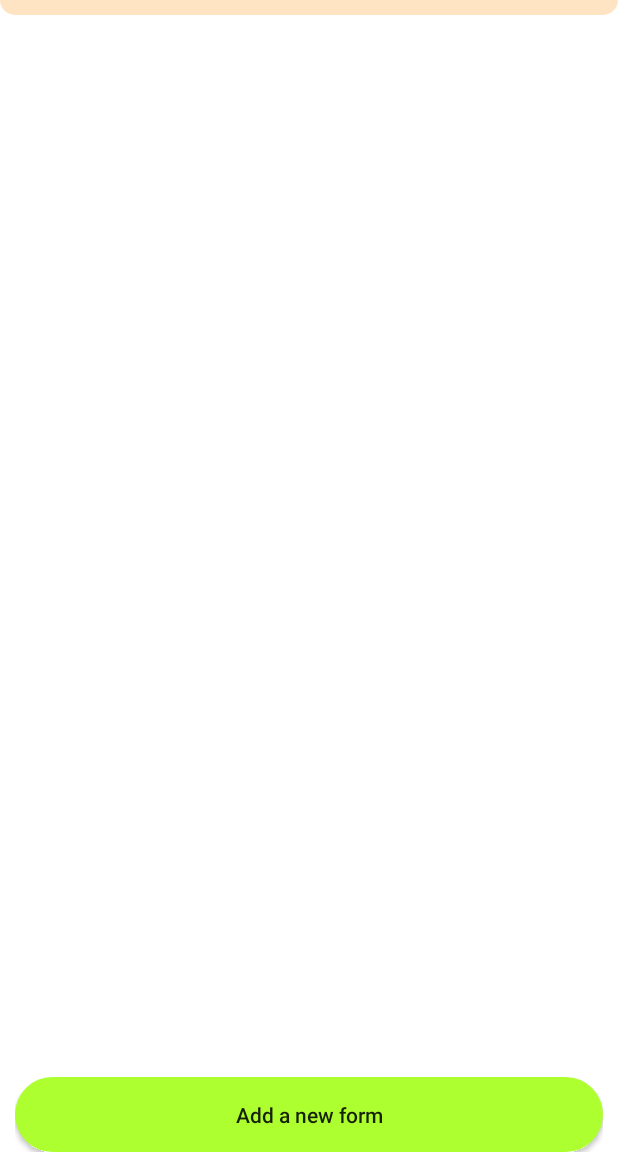
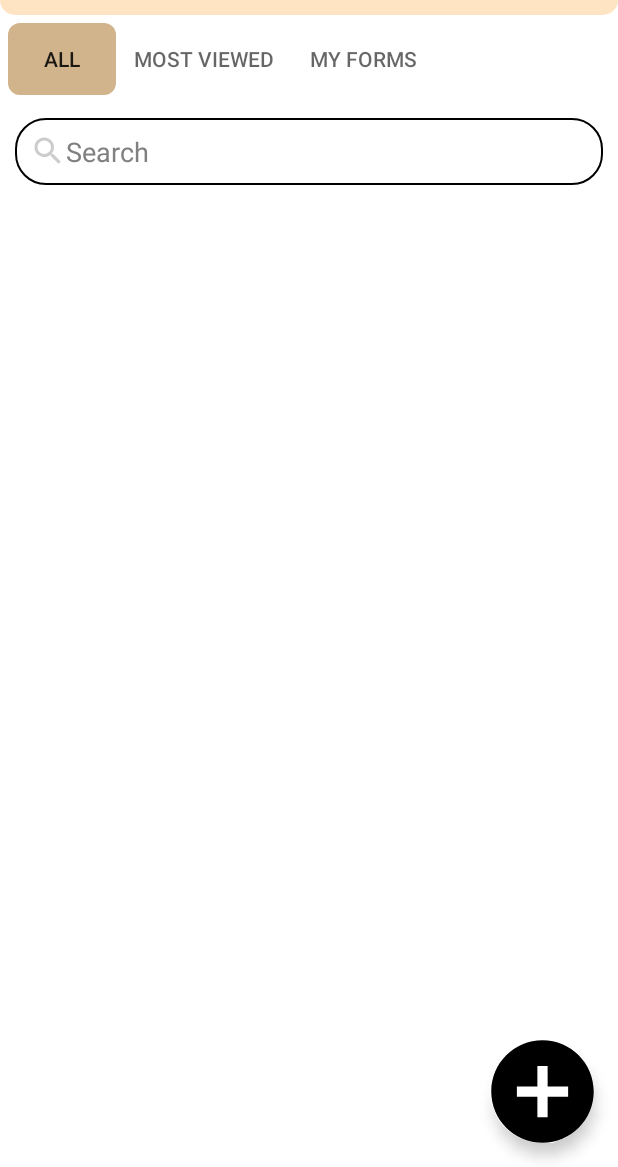
Before and after one commit to polblack7/SportFriend, an Android app: the UserDashboardActivity screen opened directly, with no data from a screen before it, on a phone screen of 412 x 824 dp, the part 69-1236 px from its top. Run offline under Robolectric (Android 15) with nearby library versions, the phone set to English and light mode, and no system bars; our stand-ins replace Firebase (no records; nobody signed in at launch, a user with empty details on screens opened directly).

Commit message:
Added user form view

```diff
--- a/app/src/main/java/com/polblack7/sportfriend/FilterFormsAdmin.kt
+++ b/app/src/main/java/com/polblack7/sportfriend/FilterFormsAdmin.kt
@@ -19,7 +19,7 @@ class FilterFormsAdmin : Filter {
         if (constraint != null && constraint.isNotEmpty()) {
             val search = constraint.toString().toUpperCase()
 
-            var filteredModels = ArrayList<ModelForm>()
+            val filteredModels = ArrayList<ModelForm>()
 
             for (i in filterList.indices) {
                 if (filterList[i].name.toUpperCase().contains(search)) {
--- /dev/null
+++ b/app/src/main/java/com/polblack7/sportfriend/FormsUserFragment.kt
@@ -0,0 +1,188 @@
+package com.polblack7.sportfriend
+
+import android.content.Intent
+import android.os.Bundle
+import android.text.TextWatcher
+import android.util.Log
+import androidx.fragment.app.Fragment
+import android.view.LayoutInflater
+import android.view.View
+import android.view.ViewGroup
+import androidx.core.widget.addTextChangedListener
+import com.google.firebase.auth.FirebaseAuth
+import com.google.firebase.database.DataSnapshot
+import com.google.firebase.database.DatabaseError
+import com.google.firebase.database.FirebaseDatabase
+import com.google.firebase.database.ValueEventListener
+import com.polblack7.sportfriend.databinding.FragmentFormsUserBinding
+
+
+class FormsUserFragment : Fragment {
+
+    private lateinit var binding: FragmentFormsUserBinding
+
+    companion object {
+        private const val TAG = "FORMS_USER_TAG"
+
+        public fun newInstance(sportId: String, sport: String, uid: String) : FormsUserFragment{
+            val fragment = FormsUserFragment()
+            val args = Bundle()
+            args.putString("sportId", sportId);
+            args.putString("sport", sport);
+            args.putString("uid", uid);
+            fragment.arguments = args
+            return fragment
+        }
+    }
+
+    private var sportId = ""
+    private var sport = ""
+    private var uid = ""
+
+    private lateinit var formArrayList: ArrayList<ModelForm>
+    private lateinit var adapterFormUser: AdapterFormUser
+
+    constructor()
+
+    override fun onCreate(savedInstanceState: Bundle?) {
+        super.onCreate(savedInstanceState)
+        val args = arguments
+        if (args != null) {
+            sportId = args.getString("sportId")!!
+            sport = args.getString("sport")!!
+            uid = args.getString("uid")!!
+        }
+
+    }
+
+    override fun onCreateView(inflater: LayoutInflater, container: ViewGroup?, savedInstanceState: Bundle?): View? {
+        binding = FragmentFormsUserBinding.inflate(LayoutInflater.from(context), container, false)
+
+        Log.d(TAG, "onCreateView: sport: $sport")
+
+        if (sport == "All") {
+            loadAllForms()
+        } else if (sport == "Most Viewed") {
+            loadMostViewedForms("viewsCount")
+        } else if (sport == "My Forms") {
+            loadUserForms()
+        } else {
+            loadFormsBySport()
+        }
+
+        binding.searchEt.addTextChangedListener ( object : TextWatcher{
+            override fun beforeTextChanged(s: CharSequence?, start: Int, count: Int, after: Int) {
+
+            }
+
+            override fun onTextChanged(s: CharSequence?, start: Int, before: Int, count: Int) {
+                try {
+                    adapterFormUser.filter.filter(s)
+                } catch (e: Exception) {
+                    Log.d(TAG, "onTextChanged: ${e.message}")
+                }
+            }
+
+            override fun afterTextChanged(s: android.text.Editable?) {
+
+            }
+        })
+
+        binding.addFab.setOnClickListener {
+            val intent = Intent(context, RequestAddActivity::class.java)
+            startActivity(intent)
+        }
+
+
+        // Inflate the layout for this fragment
+        return binding.root
+    }
+
+    private fun loadAllForms() {
+        formArrayList = ArrayList()
+        val ref = FirebaseDatabase.getInstance().getReference("Forms")
+        ref.addValueEventListener(object : ValueEventListener {
+            override fun onDataChange(snapshot: DataSnapshot) {
+                formArrayList.clear()
+                for (ds in snapshot.children) {
+                    val modelForm = ds.getValue(ModelForm::class.java)
+                    formArrayList.add(modelForm!!)
+                }
+                adapterFormUser = AdapterFormUser(context!!, formArrayList)
+                binding.formsRv.adapter = adapterFormUser
+            }
+
+            override fun onCancelled(error: DatabaseError) {
+                Log.d(TAG, "onCancelled: ${error.message}")
+            }
+        })
+    }
+
+    private fun loadUserForms() {
+        formArrayList = ArrayList()
+        val ref = FirebaseDatabase.getInstance().getReference("Forms")
+        val CurrentUid = FirebaseAuth.getInstance().getCurrentUser()!!.getUid();
+        ref.orderByChild("uid").equalTo(CurrentUid)
+            .addValueEventListener(object : ValueEventListener {
+                override fun onDataChange(snapshot: DataSnapshot) {
+                    formArrayList.clear()
+                    for (ds in snapshot.children) {
+                        val modelForm = ds.getValue(ModelForm::class.java)
+                        formArrayList.add(modelForm!!)
+                    }
+                    adapterFormUser = AdapterFormUser(context!!, formArrayList)
+                    binding.formsRv.adapter = adapterFormUser
+                }
+
+                override fun onCancelled(error: DatabaseError) {
+                    Log.d(TAG, "onCancelled: ${error.message}")
+                }
+            })
+    }
+
+    private fun loadMostViewedForms(views: String) {
+        formArrayList = ArrayList()
+        val ref = FirebaseDatabase.getInstance().getReference("Forms")
+        ref.orderByChild(views).limitToLast(10)
+            .addValueEventListener(object : ValueEventListener {
+            override fun onDataChange(snapshot: DataSnapshot) {
+                formArrayList.clear()
+                for (ds in snapshot.children) {
+                    val modelForm = ds.getValue(ModelForm::class.java)
+                    formArrayList.add(modelForm!!)
+                }
+                formArrayList.reverse()
+                adapterFormUser = AdapterFormUser(context!!, formArrayList)
+                binding.formsRv.adapter = adapterFormUser
+            }
+
+            override fun onCancelled(error: DatabaseError) {
+                Log.d(TAG, "onCancelled: ${error.message}")
+            }
+        })
+    }
+
+
+    private fun loadFormsBySport() {
+        formArrayList = ArrayList()
+        val ref = FirebaseDatabase.getInstance().getReference("Forms")
+        ref.orderByChild("sportId").equalTo(sportId)
+            .addValueEventListener(object : ValueEventListener {
+                override fun onDataChange(snapshot: DataSnapshot) {
+                    formArrayList.clear()
+                    for (ds in snapshot.children) {
+                        val modelForm = ds.getValue(ModelForm::class.java)
+                        formArrayList.add(modelForm!!)
+                    }
+                    adapterFormUser = AdapterFormUser(context!!, formArrayList)
+                    binding.formsRv.adapter = adapterFormUser
+                }
+
+                override fun onCancelled(error: DatabaseError) {
+                    Log.d(TAG, "onCancelled: ${error.message}")
+                }
+            })
+    }
+
+
+}
--- a/app/src/main/java/com/polblack7/sportfriend/ModelSport.kt
+++ b/app/src/main/java/com/polblack7/sportfriend/ModelSport.kt
@@ -2,13 +2,13 @@ package com.polblack7.sportfriend
 
 class ModelSport {
     var id: String? = ""
-    var sport: String? = ""
+    var sport: String = ""
     var timestamp: Long = 0
     var uid: String? = ""
 
     constructor() {}
 
-    constructor(id: String?, sport: String?, timestamp: Long, uid: String?) {
+    constructor(id: String?, sport: String, timestamp: Long, uid: String?) {
         this.id = id
         this.sport = sport
         this.timestamp = timestamp
--- a/app/src/main/java/com/polblack7/sportfriend/UserDashboardActivity.kt
+++ b/app/src/main/java/com/polblack7/sportfriend/UserDashboardActivity.kt
@@ -1,18 +1,31 @@
 package com.polblack7.sportfriend
 
+import android.content.Context
 import android.content.Intent
 import android.os.Bundle
 import androidx.activity.enableEdgeToEdge
 import androidx.appcompat.app.AppCompatActivity
 import androidx.core.view.ViewCompat
 import androidx.core.view.WindowInsetsCompat
+import androidx.fragment.app.Fragment
+import androidx.fragment.app.FragmentManager
+import androidx.fragment.app.FragmentPagerAdapter
+import androidx.viewpager.widget.ViewPager
 import com.google.firebase.auth.FirebaseAuth
+import com.google.firebase.database.DataSnapshot
+import com.google.firebase.database.DatabaseError
+import com.google.firebase.database.FirebaseDatabase
+import com.google.firebase.database.ValueEventListener
 import com.polblack7.sportfriend.databinding.ActivityUserDashboardBinding
 
 class UserDashboardActivity : AppCompatActivity() {
     private lateinit var binding: ActivityUserDashboardBinding
 
     private lateinit var firebaseAuth: FirebaseAuth
+
+    private lateinit var sportArrayList: ArrayList<ModelSport>
+    private lateinit var viewPagerAdapter: ViewPagerAdapter
+
     override fun onCreate(savedInstanceState: Bundle?) {
         super.onCreate(savedInstanceState)
         binding = ActivityUserDashboardBinding.inflate(layoutInflater)
@@ -22,13 +35,109 @@ class UserDashboardActivity : AppCompatActivity() {
         firebaseAuth = FirebaseAuth.getInstance()
         checkUser()
 
+        setupWithViewPagerAdapter(binding.viewPager)
+        binding.tabLayout.setupWithViewPager(binding.viewPager)
+
         binding.logOut.setOnClickListener {
             firebaseAuth.signOut()
             checkUser()
         }
 
-        binding.addSport.setOnClickListener {
-            startActivity(Intent(this, RequestAddActivity::class.java))
+
+
+
+    }
+
+    private fun setupWithViewPagerAdapter(viewPager: ViewPager) {
+        viewPagerAdapter = ViewPagerAdapter(supportFragmentManager, FragmentPagerAdapter.BEHAVIOR_RESUME_ONLY_CURRENT_FRAGMENT, this)
+
+        sportArrayList = ArrayList()
+
+        val ref = FirebaseDatabase.getInstance().getReference("Sports")
+        ref.addListenerForSingleValueEvent(object : ValueEventListener {
+            override fun onDataChange(snapshot: DataSnapshot) {
+                sportArrayList.clear()
+                val modelAll = ModelSport("01", "All", 1, "")
+                val modelMostViewed = ModelSport("01", "Most Viewed", 1, "")
+                val modelUser = ModelSport("01", "My Forms", 1, "")
+                sportArrayList.add(modelAll)
+                sportArrayList.add(modelMostViewed)
+                sportArrayList.add(modelUser)
+                viewPagerAdapter.addFragment(
+                    FormsUserFragment.newInstance(
+                        "${modelAll.id}",
+                        "${modelAll.sport}",
+                        "${modelAll.uid}"
+
+                ), modelAll.sport
+                )
+                viewPagerAdapter.addFragment(
+                    FormsUserFragment.newInstance(
+                        "${modelMostViewed.id}",
+                        "${modelMostViewed.sport}",
+                        "${modelMostViewed.uid}"
+                ), modelMostViewed.sport
+                )
+                viewPagerAdapter.addFragment(
+                    FormsUserFragment.newInstance(
+                        "${modelUser.id}",
+                        "${modelUser.sport}",
+                        "${modelUser.uid}"
+                ), modelUser.sport
+                )
+
+                viewPagerAdapter.notifyDataSetChanged()
+
+                for (ds in snapshot.children) {
+                    val model = ds.getValue(ModelSport::class.java)
+                    sportArrayList.add(model!!)
+
+                    viewPagerAdapter.addFragment(
+                        FormsUserFragment.newInstance(
+                            "${model.id}",
+                            "${model.sport}",
+                            "${model.uid}"
+
+                        ), model.sport
+                    )
+                    viewPagerAdapter.notifyDataSetChanged()
+                }
+            }
+
+            override fun onCancelled(error: DatabaseError) {
+            }
+        })
+
+        viewPager.adapter = viewPagerAdapter
+    }
+
+
+
+    class ViewPagerAdapter(fm: FragmentManager, behavior: Int, context: Context) : FragmentPagerAdapter(fm, behavior) {
+        private val fragmentsList: ArrayList<FormsUserFragment> = ArrayList()
+
+        private val fragmentTitleList: ArrayList<String> = ArrayList()
+
+        private val context: Context
+
+        init {
+            this.context = context
+        }
+        override fun getCount(): Int {
+            return fragmentsList.size
+        }
+
+        override fun getItem(position: Int): Fragment {
+            return fragmentsList[position]
+        }
+
+        override fun getPageTitle(position: Int): CharSequence {
+            return fragmentTitleList[position]
+        }
+
+        public fun addFragment(fragment: FormsUserFragment, title: String) {
+            fragmentsList.add(fragment)
+            fragmentTitleList.add(title)
         }
 
     }
--- /dev/null
+++ b/app/src/main/res/drawable/tab_background_selected.xml
@@ -0,0 +1,8 @@
+<?xml version="1.0" encoding="utf-8"?>
+<shape xmlns:android="http://schemas.android.com/apk/res/android"
+    android:shape="rectangle">
+
+    <solid android:color="#D2B48C" />
+    <corners android:radius="8dp" />
+
+</shape>
--- /dev/null
+++ b/app/src/main/res/drawable/tab_background_unselected.xml
@@ -0,0 +1,8 @@
+<?xml version="1.0" encoding="utf-8"?>
+<shape xmlns:android="http://schemas.android.com/apk/res/android"
+    android:shape="rectangle">
+
+    <solid android:color="@android:color/transparent" />
+    <corners android:radius="8dp" />
+
+</shape>
--- /dev/null
+++ b/app/src/main/res/drawable/tab_selector.xml
@@ -0,0 +1,9 @@
+<?xml version="1.0" encoding="utf-8"?>
+<selector xmlns:android="http://schemas.android.com/apk/res/android">
+
+    <item android:drawable="@drawable/tab_background_selected"
+        android:state_selected="true"/>
+
+    <item android:drawable="@drawable/tab_background_unselected"/>
+
+</selector>
--- a/app/src/main/res/layout/activity_user_dashboard.xml
+++ b/app/src/main/res/layout/activity_user_dashboard.xml
@@ -57,17 +57,27 @@
         android:layout_marginEnd="10dp"
         android:layout_marginBottom="10dp">
 
-        <Button
-            android:id="@+id/addSport"
-            android:layout_width="wrap_content"
-            android:layout_height="wrap_content"
-            android:layout_weight="1"
-            android:background="@drawable/shape_button"
-            android:minHeight="50dp"
-            android:text="Add a new form"
-            android:textAllCaps="false"/>
+
 
 
     </LinearLayout>
 
+    <com.google.android.material.tabs.TabLayout
+        android:id="@+id/tabLayout"
+        android:layout_width="match_parent"
+        android:layout_height="wrap_content"
+        android:background="@android:color/transparent"
+        android:layout_margin="5dp"
+        app:tabBackground="@drawable/tab_selector"
+        app:tabIndicatorFullWidth="false"
+        app:tabIndicatorHeight="0dp"
+        android:layout_below="@id/toolbarUser"
+        app:tabMode="scrollable"/>
+
+    <androidx.viewpager.widget.ViewPager
+        android:id="@+id/viewPager"
+        android:layout_width="match_parent"
+        android:layout_height="wrap_content"
+        android:layout_below="@+id/tabLayout"/>
+
 </RelativeLayout>
--- /dev/null
+++ b/app/src/main/res/layout/fragment_forms_user.xml
@@ -0,0 +1,59 @@
+<?xml version="1.0" encoding="utf-8"?>
+<LinearLayout xmlns:android="http://schemas.android.com/apk/res/android"
+    xmlns:tools="http://schemas.android.com/tools"
+    android:layout_width="match_parent"
+    android:layout_height="match_parent"
+    xmlns:app="http://schemas.android.com/apk/res-auto"
+    android:orientation="vertical"
+    tools:context=".FormsUserFragment">
+
+
+
+
+
+    <EditText
+        android:id="@+id/searchEt"
+        android:layout_width="match_parent"
+        android:layout_height="wrap_content"
+        android:layout_margin="10dp"
+        android:background="@drawable/shape_search_bar"
+        android:drawableStart="@drawable/shape_search"
+        android:hint="Search"
+        android:padding="10dp"
+        android:textColor="@color/black"
+        android:textColorHint="@color/Gray"/>
+
+    <RelativeLayout
+        android:layout_width="match_parent"
+        android:layout_height="match_parent">
+
+    <androidx.recyclerview.widget.RecyclerView
+        android:id="@+id/formsRv"
+        android:layout_width="match_parent"
+        android:layout_height="match_parent"
+        app:layoutManager="androidx.recyclerview.widget.LinearLayoutManager"
+        tools:listitem="@layout/row_form_user"
+        android:layout_margin="10dp"
+        android:background="@color/white"
+        android:scrollbars="vertical"/>
+
+        <com.google.android.material.floatingactionbutton.FloatingActionButton
+            android:id="@+id/add_fab"
+            android:layout_width="wrap_content"
+            android:layout_height="wrap_content"
+            android:layout_gravity="end"
+            android:layout_marginEnd="16dp"
+            android:layout_marginBottom="16dp"
+            android:background="@drawable/shape_add"
+            app:backgroundTint="@color/White"
+            app:fabCustomSize="69dp"
+            app:maxImageSize="82dp"
+            android:layout_alignParentBottom="true"
+            android:layout_alignParentEnd="true"
+            android:src="@drawable/shape_add"
+            app:borderWidth="0dp"
+            app:fabSize="normal" />
+
+    </RelativeLayout>
+
+</LinearLayout>
--- a/app/src/main/res/values/strings.xml
+++ b/app/src/main/res/values/strings.xml
@@ -6,4 +6,6 @@
     <string name="next">Next</string>
     <string name="previous">Previous</string>
     <string name="signUpText">Don\'t have an account yet? <b>Sign Up</b></string>
+    <!-- TODO: Remove or change this placeholder text -->
+    <string name="hello_blank_fragment">Hello blank fragment</string>
 </resources>
```
Also changed, not shown: app/src/main/java/com/polblack7/sportfriend/AdapterFormUser.kt (added, +90 -0 lines), app/src/main/java/com/polblack7/sportfriend/FilterFormUser.kt (added, +42 -0 lines), app/src/main/res/layout/row_form_user.xml (added, +131 -0 lines).
